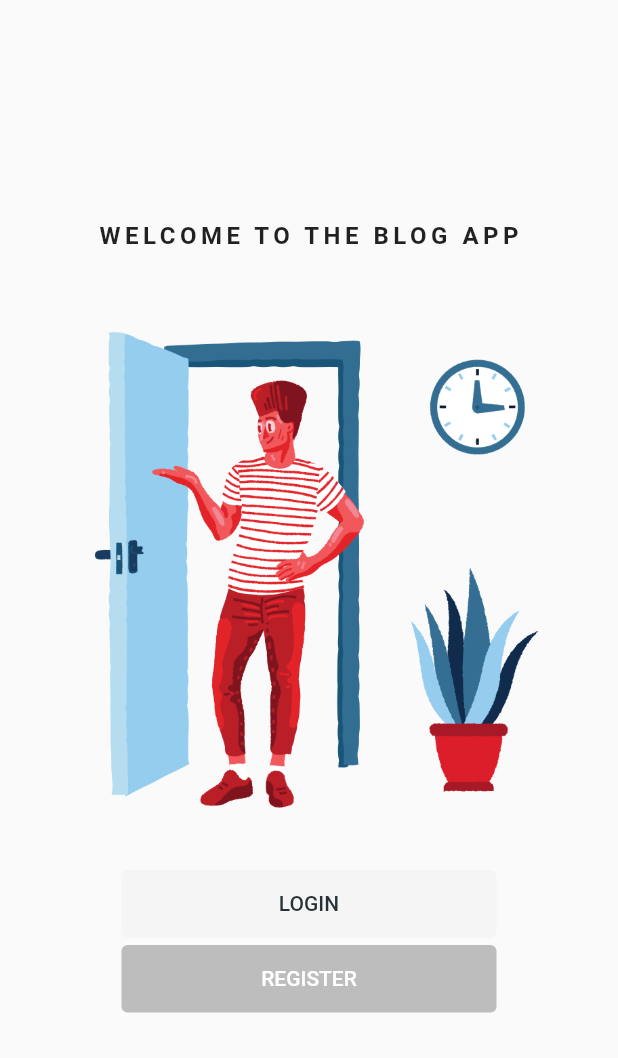
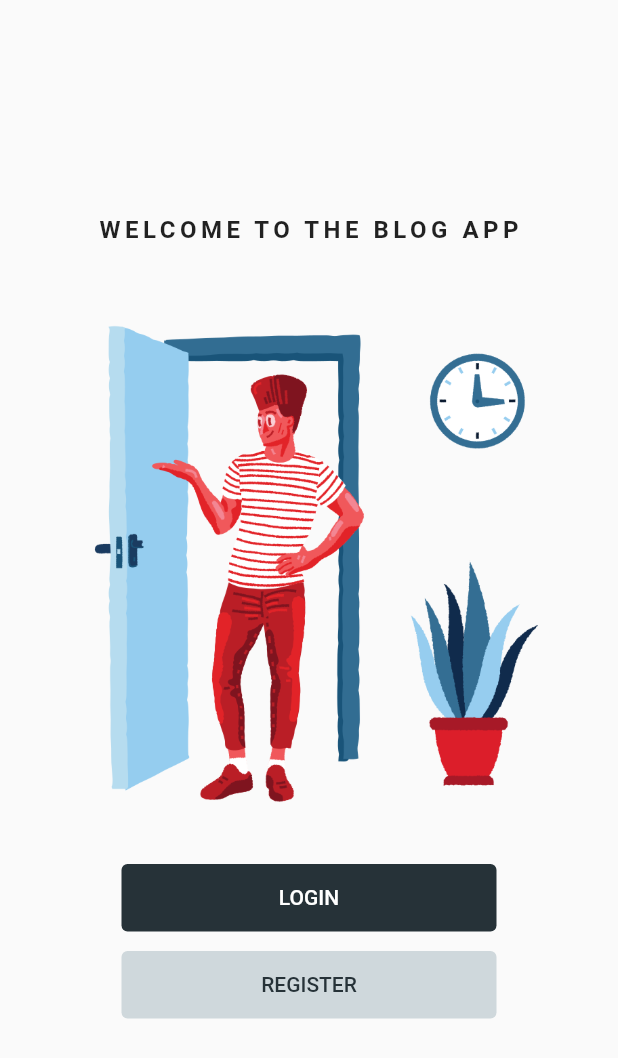
Before and after one commit to irfan87/blog_app_flutter, a Flutter app: the screen it shows after launch, on a phone screen of 412 x 824 dp. Shown: the top 1058 px of the screen. Run offline on Flutter 3.47's test engine with Material 2 defaults, Android fonts, the light colour scheme and no system bars.

Commit message:
changed text button for login button to elevated button

```diff
--- a/lib/main.dart
+++ b/lib/main.dart
@@ -32,20 +32,19 @@ class BlogApp extends StatelessWidget {
                   Image.asset("images/welcome.png"),
                   Column(
                     children: [
-                      TextButton(
+                      ElevatedButton(
                         onPressed: () {},
                         child: Text(
                           "login".toUpperCase(),
                         ),
-                        style: TextButton.styleFrom(
-                          backgroundColor: Colors.grey[100],
+                        style: ElevatedButton.styleFrom(
                           primary: Colors.blueGrey[900],
                           minimumSize: Size(250.0, 45.0),
                           elevation: 0.0,
                         ),
                       ),
                       SizedBox(
-                        height: 2.0,
+                        height: 10.0,
                       ),
                       TextButton(
                         onPressed: () {},
@@ -53,8 +52,8 @@ class BlogApp extends StatelessWidget {
                           "register".toUpperCase(),
                         ),
                         style: TextButton.styleFrom(
-                          backgroundColor: Colors.grey[400],
-                          primary: Colors.white,
+                          backgroundColor: Colors.blueGrey[100],
+                          primary: Colors.blueGrey[900],
                           minimumSize: Size(250.0, 45.0),
                           elevation: 0.0,
                         ),
```
